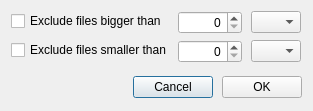
Old version of the form Source/MEGASync/gui/linux/SizeLimitDialog.ui in the repository meganz/MEGAsync.
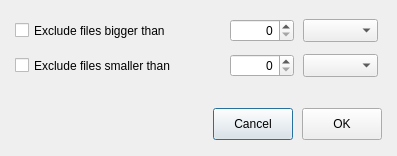
New version of the form.

```diff
--- a/Source/MEGASync/gui/linux/SizeLimitDialog.ui
+++ b/Source/MEGASync/gui/linux/SizeLimitDialog.ui
@@ -6,20 +6,26 @@
    <rect>
     <x>0</x>
     <y>0</y>
-    <width>293</width>
-    <height>111</height>
+    <width>397</width>
+    <height>156</height>
    </rect>
   </property>
+  <property name="sizePolicy">
+   <sizepolicy hsizetype="Maximum" vsizetype="Maximum">
+    <horstretch>0</horstretch>
+    <verstretch>0</verstretch>
+   </sizepolicy>
+  </property>
   <property name="minimumSize">
    <size>
-    <width>0</width>
-    <height>0</height>
+    <width>397</width>
+    <height>156</height>
    </size>
   </property>
   <property name="maximumSize">
    <size>
-    <width>232323</width>
-    <height>232323</height>
+    <width>397</width>
+    <height>156</height>
    </size>
   </property>
   <property name="windowTitle">
@@ -32,12 +38,36 @@
    <property name="spacing">
     <number>12</number>
    </property>
+   <property name="leftMargin">
+    <number>15</number>
+   </property>
+   <property name="topMargin">
+    <number>15</number>
+   </property>
+   <property name="rightMargin">
+    <number>15</number>
+   </property>
+   <property name="bottomMargin">
+    <number>0</number>
+   </property>
    <item>
     <widget class="QWidget" name="widget" native="true">
      <layout class="QFormLayout" name="formLayout">
       <property name="fieldGrowthPolicy">
        <enum>QFormLayout::FieldsStayAtSizeHint</enum>
       </property>
+      <property name="labelAlignment">
+       <set>Qt::AlignLeading|Qt::AlignLeft|Qt::AlignVCenter</set>
+      </property>
+      <property name="formAlignment">
+       <set>Qt::AlignLeading|Qt::AlignLeft|Qt::AlignVCenter</set>
+      </property>
+      <property name="horizontalSpacing">
+       <number>15</number>
+      </property>
+      <property name="verticalSpacing">
+       <number>12</number>
+      </property>
       <property name="leftMargin">
        <number>0</number>
       </property>
@@ -52,16 +82,22 @@
       </property>
       <item row="1" column="0">
        <widget class="QCheckBox" name="cExcludeUpperThan">
+        <property name="sizePolicy">
+         <sizepolicy hsizetype="Minimum" vsizetype="Preferred">
+          <horstretch>0</horstretch>
+          <verstretch>0</verstretch>
+         </sizepolicy>
+        </property>
         <property name="minimumSize">
          <size>
-          <width>0</width>
-          <height>20</height>
+          <width>200</width>
+          <height>0</height>
          </size>
         </property>
         <property name="maximumSize">
          <size>
-          <width>16777215</width>
-          <height>20</height>
+          <width>200</width>
+          <height>200</height>
          </size>
         </property>
         <property name="text">
@@ -76,6 +112,12 @@
         </property>
         <item>
          <widget class="QSpinBox" name="eUpperThan">
+          <property name="sizePolicy">
+           <sizepolicy hsizetype="Minimum" vsizetype="Preferred">
+            <horstretch>0</horstretch>
+            <verstretch>0</verstretch>
+           </sizepolicy>
+          </property>
           <property name="minimumSize">
            <size>
             <width>64</width>
@@ -95,15 +137,21 @@
         </item>
         <item>
          <widget class="QComboBox" name="cbExcludeUpperUnit">
+          <property name="sizePolicy">
+           <sizepolicy hsizetype="Preferred" vsizetype="Preferred">
+            <horstretch>0</horstretch>
+            <verstretch>0</verstretch>
+           </sizepolicy>
+          </property>
           <property name="minimumSize">
            <size>
-            <width>50</width>
-            <height>21</height>
+            <width>75</width>
+            <height>0</height>
            </size>
           </property>
           <property name="maximumSize">
            <size>
-            <width>50</width>
+            <width>75</width>
             <height>16777215</height>
            </size>
           </property>
@@ -113,16 +161,22 @@
       </item>
       <item row="2" column="0">
        <widget class="QCheckBox" name="cExcludeLowerThan">
+        <property name="sizePolicy">
+         <sizepolicy hsizetype="Minimum" vsizetype="Preferred">
+          <horstretch>0</horstretch>
+          <verstretch>0</verstretch>
+         </sizepolicy>
+        </property>
         <property name="minimumSize">
          <size>
-          <width>0</width>
-          <height>20</height>
+          <width>200</width>
+          <height>0</height>
          </size>
         </property>
         <property name="maximumSize">
          <size>
-          <width>16777215</width>
-          <height>20</height>
+          <width>187</width>
+          <height>200</height>
          </size>
         </property>
         <property name="text">
@@ -137,6 +191,12 @@
         </property>
         <item>
          <widget class="QSpinBox" name="eLowerThan">
+          <property name="sizePolicy">
+           <sizepolicy hsizetype="Minimum" vsizetype="Preferred">
+            <horstretch>0</horstretch>
+            <verstretch>0</verstretch>
+           </sizepolicy>
+          </property>
           <property name="minimumSize">
            <size>
             <width>64</width>
@@ -156,15 +216,21 @@
         </item>
         <item>
          <widget class="QComboBox" name="cbExcludeLowerUnit">
+          <property name="sizePolicy">
+           <sizepolicy hsizetype="Preferred" vsizetype="Preferred">
+            <horstretch>0</horstretch>
+            <verstretch>0</verstretch>
+           </sizepolicy>
+          </property>
           <property name="minimumSize">
            <size>
-            <width>50</width>
-            <height>21</height>
+            <width>75</width>
+            <height>0</height>
            </size>
           </property>
           <property name="maximumSize">
            <size>
-            <width>50</width>
+            <width>75</width>
             <height>16777215</height>
            </size>
           </property>
@@ -206,7 +272,7 @@
         </property>
         <property name="sizeHint" stdset="0">
          <size>
-          <width>206</width>
+          <width>0</width>
           <height>0</height>
          </size>
         </property>
@@ -223,7 +289,7 @@
         <property name="minimumSize">
          <size>
           <width>0</width>
-          <height>0</height>
+          <height>32</height>
          </size>
         </property>
         <property name="text">
@@ -236,7 +302,7 @@
         <property name="minimumSize">
          <size>
           <width>0</width>
-          <height>0</height>
+          <height>32</height>
          </size>
         </property>
         <property name="maximumSize">
```
Left out of the diff: 3 changed lines with no effect on the pictures.
